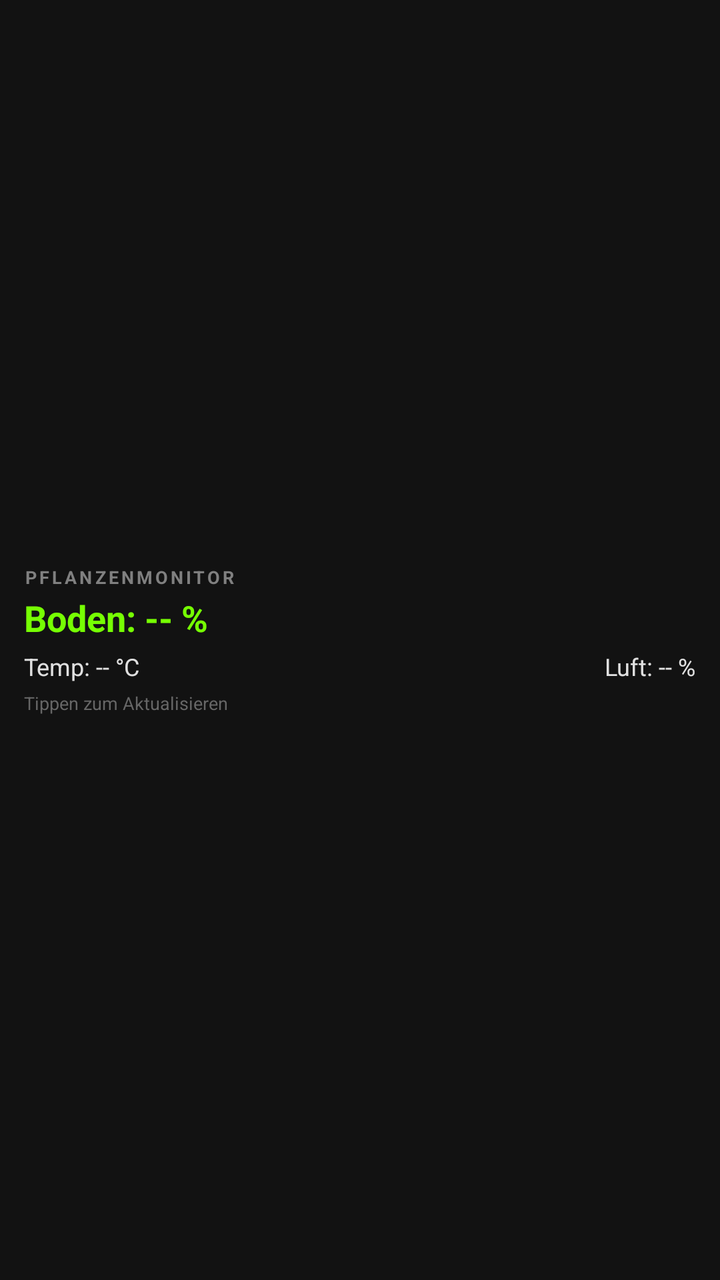
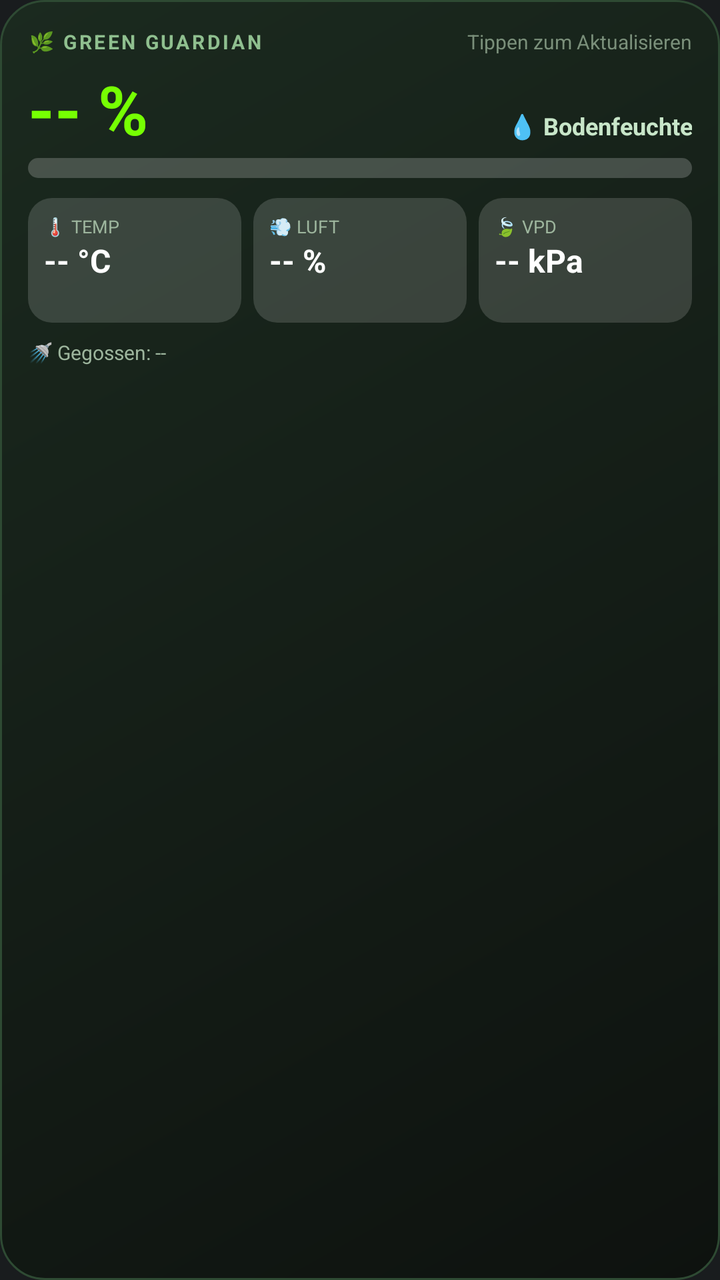

An Android layout rendered at two revisions. The XML below is the earlier revision; the diff shows what the commit changed to produce the second picture.
<!-- AndroidManifest.xml: application theme android:Theme.DeviceDefault -->
<!-- res/layout/widget_layout.xml -->
<?xml version="1.0" encoding="utf-8"?>
<LinearLayout xmlns:android="http://schemas.android.com/apk/res/android"
    android:id="@+id/widget_root"
    android:layout_width="match_parent"
    android:layout_height="match_parent"
    android:orientation="vertical"
    android:background="#121212"
    android:padding="12dp"
    android:gravity="center_vertical">

    <TextView
        android:layout_width="wrap_content"
        android:layout_height="wrap_content"
        android:text="PFLANZENMONITOR"
        android:textColor="#808080"
        android:textSize="9sp"
        android:textStyle="bold"
        android:letterSpacing="0.15" />

    <TextView
        android:id="@+id/tv_moisture"
        android:layout_width="wrap_content"
        android:layout_height="wrap_content"
        android:text="Boden: -- %"
        android:textColor="#76FF03"
        android:textSize="18sp"
        android:textStyle="bold"
        android:layout_marginTop="2dp" />

    <LinearLayout
        android:layout_width="match_parent"
        android:layout_height="wrap_content"
        android:orientation="horizontal"
        android:layout_marginTop="4dp">

        <TextView
            android:id="@+id/tv_temp"
            android:layout_width="0dp"
            android:layout_height="wrap_content"
            android:layout_weight="1"
            android:text="Temp: -- °C"
            android:textColor="#E0E0E0"
            android:textSize="12sp" />

        <TextView
            android:id="@+id/tv_humidity"
            android:layout_width="wrap_content"
            android:layout_height="wrap_content"
            android:text="Luft: -- %"
            android:textColor="#E0E0E0"
            android:textSize="12sp" />
    </LinearLayout>

    <TextView
        android:id="@+id/tv_status"
        android:layout_width="wrap_content"
        android:layout_height="wrap_content"
        android:text="Tippen zum Aktualisieren"
        android:textColor="#666666"
        android:textSize="9sp"
        android:layout_marginTop="4dp" />
</LinearLayout>
<!-- resources referenced by this layout -->
<resources>

</resources>

<!-- the commit's change to res/layout/widget_layout.xml (unified diff, before → after) -->
@@ -4,59 +4,220 @@
     android:layout_width="match_parent"
     android:layout_height="match_parent"
     android:orientation="vertical"
-    android:background="#121212"
-    android:padding="12dp"
-    android:gravity="center_vertical">
-
-    <TextView
-        android:layout_width="wrap_content"
-        android:layout_height="wrap_content"
-        android:text="PFLANZENMONITOR"
-        android:textColor="#808080"
-        android:textSize="9sp"
-        android:textStyle="bold"
-        android:letterSpacing="0.15" />
-
-    <TextView
-        android:id="@+id/tv_moisture"
-        android:layout_width="wrap_content"
-        android:layout_height="wrap_content"
-        android:text="Boden: -- %"
-        android:textColor="#76FF03"
-        android:textSize="18sp"
-        android:textStyle="bold"
-        android:layout_marginTop="2dp" />
-
-    <LinearLayout
-        android:layout_width="match_parent"
-        android:layout_height="wrap_content"
-        android:orientation="horizontal"
+    android:background="@drawable/widget_bg"
+    android:padding="14dp">
+
+    
+    <LinearLayout
+        android:layout_width="match_parent"
+        android:layout_height="wrap_content"
+        android:orientation="horizontal"
+        android:gravity="center_vertical">
+
+        <TextView
+            android:layout_width="0dp"
+            android:layout_height="wrap_content"
+            android:layout_weight="1"
+            android:text="🌿 GREEN GUARDIAN"
+            android:textColor="#8FBF8F"
+            android:textSize="10sp"
+            android:textStyle="bold"
+            android:letterSpacing="0.12" />
+
+        <TextView
+            android:id="@+id/tv_status"
+            android:layout_width="wrap_content"
+            android:layout_height="wrap_content"
+            android:text="Tippen zum Aktualisieren"
+            android:textColor="#7A8F7A"
+            android:textSize="10sp" />
+    </LinearLayout>
+
+    
+    <LinearLayout
+        android:layout_width="match_parent"
+        android:layout_height="wrap_content"
+        android:orientation="horizontal"
+        android:gravity="bottom"
         android:layout_marginTop="4dp">
 
         <TextView
-            android:id="@+id/tv_temp"
-            android:layout_width="0dp"
-            android:layout_height="wrap_content"
-            android:layout_weight="1"
-            android:text="Temp: -- °C"
-            android:textColor="#E0E0E0"
-            android:textSize="12sp" />
-
-        <TextView
-            android:id="@+id/tv_humidity"
+            android:id="@+id/tv_moisture"
             android:layout_width="wrap_content"
             android:layout_height="wrap_content"
-            android:text="Luft: -- %"
-            android:textColor="#E0E0E0"
-            android:textSize="12sp" />
-    </LinearLayout>
-
-    <TextView
-        android:id="@+id/tv_status"
-        android:layout_width="wrap_content"
-        android:layout_height="wrap_content"
-        android:text="Tippen zum Aktualisieren"
-        android:textColor="#666666"
-        android:textSize="9sp"
-        android:layout_marginTop="4dp" />
+            android:text="-- %"
+            android:textColor="#76FF03"
+            android:textSize="34sp"
+            android:textStyle="bold" />
+
+        <TextView
+            android:id="@+id/tv_soil_state"
+            android:layout_width="0dp"
+            android:layout_height="wrap_content"
+            android:layout_weight="1"
+            android:gravity="end"
+            android:paddingBottom="6dp"
+            android:text="💧 Bodenfeuchte"
+            android:textColor="#C8E6C9"
+            android:textSize="12sp"
+            android:textStyle="bold" />
+    </LinearLayout>
+
+    <FrameLayout
+        android:layout_width="match_parent"
+        android:layout_height="10dp"
+        android:layout_marginTop="2dp">
+
+        <ProgressBar
+            android:id="@+id/bar_green"
+            style="?android:attr/progressBarStyleHorizontal"
+            android:layout_width="match_parent"
+            android:layout_height="10dp"
+            android:max="100"
+            android:progressDrawable="@drawable/bar_green" />
+
+        <ProgressBar
+            android:id="@+id/bar_orange"
+            style="?android:attr/progressBarStyleHorizontal"
+            android:layout_width="match_parent"
+            android:layout_height="10dp"
+            android:max="100"
+            android:visibility="gone"
+            android:progressDrawable="@drawable/bar_orange" />
+
+        <ProgressBar
+            android:id="@+id/bar_red"
+            style="?android:attr/progressBarStyleHorizontal"
+            android:layout_width="match_parent"
+            android:layout_height="10dp"
+            android:max="100"
+            android:visibility="gone"
+            android:progressDrawable="@drawable/bar_red" />
+    </FrameLayout>
+
+    
+    <LinearLayout
+        android:layout_width="match_parent"
+        android:layout_height="wrap_content"
+        android:orientation="horizontal"
+        android:layout_marginTop="10dp">
+
+        <LinearLayout
+            android:layout_width="0dp"
+            android:layout_height="wrap_content"
+            android:layout_weight="1"
+            android:orientation="vertical"
+            android:background="@drawable/tile_bg"
+            android:padding="8dp">
+            <TextView
+                android:layout_width="wrap_content"
+                android:layout_height="wrap_content"
+                android:text="🌡️ TEMP"
+                android:textColor="#9DB59D"
+                android:textSize="9sp" />
+            <TextView
+                android:id="@+id/tv_temp"
+                android:layout_width="wrap_content"
+                android:layout_height="wrap_content"
+                android:text="-- °C"
+                android:textColor="#FFFFFF"
+                android:textSize="16sp"
+                android:textStyle="bold" />
+            <TextView
+                android:id="@+id/tv_temp_mm"
+                android:layout_width="wrap_content"
+                android:layout_height="wrap_content"
+                android:text=""
+                android:textColor="#7A8F7A"
+                android:textSize="9sp" />
+        </LinearLayout>
+
+        <LinearLayout
+            android:layout_width="0dp"
+            android:layout_height="wrap_content"
+            android:layout_weight="1"
+            android:orientation="vertical"
+            android:background="@drawable/tile_bg"
+            android:layout_marginStart="6dp"
+            android:padding="8dp">
+            <TextView
+                android:layout_width="wrap_content"
+                android:layout_height="wrap_content"
+                android:text="💨 LUFT"
+                android:textColor="#9DB59D"
+                android:textSize="9sp" />
+            <TextView
+                android:id="@+id/tv_humidity"
+                android:layout_width="wrap_content"
+                android:layout_height="wrap_content"
+                android:text="-- %"
+                android:textColor="#FFFFFF"
+                android:textSize="16sp"
+                android:textStyle="bold" />
+            <TextView
+                android:id="@+id/tv_hum_mm"
+                android:layout_width="wrap_content"
+                android:layout_height="wrap_content"
+                android:text=""
+                android:textColor="#7A8F7A"
+                android:textSize="9sp" />
+        </LinearLayout>
+
+        <LinearLayout
+            android:layout_width="0dp"
+            android:layout_height="wrap_content"
+            android:layout_weight="1"
+            android:orientation="vertical"
+            android:background="@drawable/tile_bg"
+            android:layout_marginStart="6dp"
+            android:padding="8dp">
+            <TextView
+                android:layout_width="wrap_content"
+                android:layout_height="wrap_content"
+                android:text="🍃 VPD"
+                android:textColor="#9DB59D"
+                android:textSize="9sp" />
+            <TextView
+                android:id="@+id/tv_vpd"
+                android:layout_width="wrap_content"
+                android:layout_height="wrap_content"
+                android:text="-- kPa"
+                android:textColor="#FFFFFF"
+                android:textSize="16sp"
+                android:textStyle="bold" />
+            <TextView
+                android:id="@+id/tv_vpd_stage"
+                android:layout_width="wrap_content"
+                android:layout_height="wrap_content"
+                android:text=""
+                android:textColor="#7A8F7A"
+                android:textSize="9sp"
+                android:singleLine="true" />
+        </LinearLayout>
+    </LinearLayout>
+
+    
+    <LinearLayout
+        android:layout_width="match_parent"
+        android:layout_height="wrap_content"
+        android:orientation="horizontal"
+        android:layout_marginTop="8dp">
+
+        <TextView
+            android:id="@+id/tv_watered"
+            android:layout_width="0dp"
+            android:layout_height="wrap_content"
+            android:layout_weight="1"
+            android:text="🚿 Gegossen: --"
+            android:textColor="#9DB59D"
+            android:textSize="10sp" />
+
+        <TextView
+            android:id="@+id/tv_soil_mm"
+            android:layout_width="wrap_content"
+            android:layout_height="wrap_content"
+            android:text=""
+            android:textColor="#9DB59D"
+            android:textSize="10sp" />
+    </LinearLayout>
 </LinearLayout>
<!-- resource entries referenced after the edit -->
@@ -1,5 +1,74 @@
 <!-- resources referenced by this layout -->
 <resources>
-
+  <!-- drawable bar_green (drawable) -->
+  <?xml version="1.0" encoding="utf-8"?>
+  <layer-list xmlns:android="http://schemas.android.com/apk/res/android">
+      <item android:id="@android:id/background">
+          <shape android:shape="rectangle">
+              <solid android:color="#33FFFFFF" />
+              <corners android:radius="5dp" />
+          </shape>
+      </item>
+      <item android:id="@android:id/progress">
+          <clip>
+              <shape android:shape="rectangle">
+                  <solid android:color="#76FF03" />
+                  <corners android:radius="5dp" />
+              </shape>
+          </clip>
+      </item>
+  </layer-list>
+  <!-- drawable bar_orange (drawable) -->
+  <?xml version="1.0" encoding="utf-8"?>
+  <layer-list xmlns:android="http://schemas.android.com/apk/res/android">
+      <item android:id="@android:id/background">
+          <shape android:shape="rectangle">
+              <solid android:color="#33FFFFFF" />
+              <corners android:radius="5dp" />
+          </shape>
+      </item>
+      <item android:id="@android:id/progress">
+          <clip>
+              <shape android:shape="rectangle">
+                  <solid android:color="#FFAB00" />
+                  <corners android:radius="5dp" />
+              </shape>
+          </clip>
+      </item>
+  </layer-list>
+  <!-- drawable bar_red (drawable) -->
+  <?xml version="1.0" encoding="utf-8"?>
+  <layer-list xmlns:android="http://schemas.android.com/apk/res/android">
+      <item android:id="@android:id/background">
+          <shape android:shape="rectangle">
+              <solid android:color="#33FFFFFF" />
+              <corners android:radius="5dp" />
+          </shape>
+      </item>
+      <item android:id="@android:id/progress">
+          <clip>
+              <shape android:shape="rectangle">
+                  <solid android:color="#FF5252" />
+                  <corners android:radius="5dp" />
+              </shape>
+          </clip>
+      </item>
+  </layer-list>
+  <!-- drawable tile_bg (drawable) -->
+  <?xml version="1.0" encoding="utf-8"?>
+  <shape xmlns:android="http://schemas.android.com/apk/res/android" android:shape="rectangle">
+      <solid android:color="#26FFFFFF" />
+      <corners android:radius="12dp" />
+  </shape>
+  <!-- drawable widget_bg (drawable) -->
+  <?xml version="1.0" encoding="utf-8"?>
+  <shape xmlns:android="http://schemas.android.com/apk/res/android" android:shape="rectangle">
+      <gradient
+          android:angle="315"
+          android:startColor="#1B2A1F"
+          android:endColor="#0E120F" />
+      <corners android:radius="22dp" />
+      <stroke android:width="1dp" android:color="#2E4A33" />
+  </shape>
 </resources>
 
